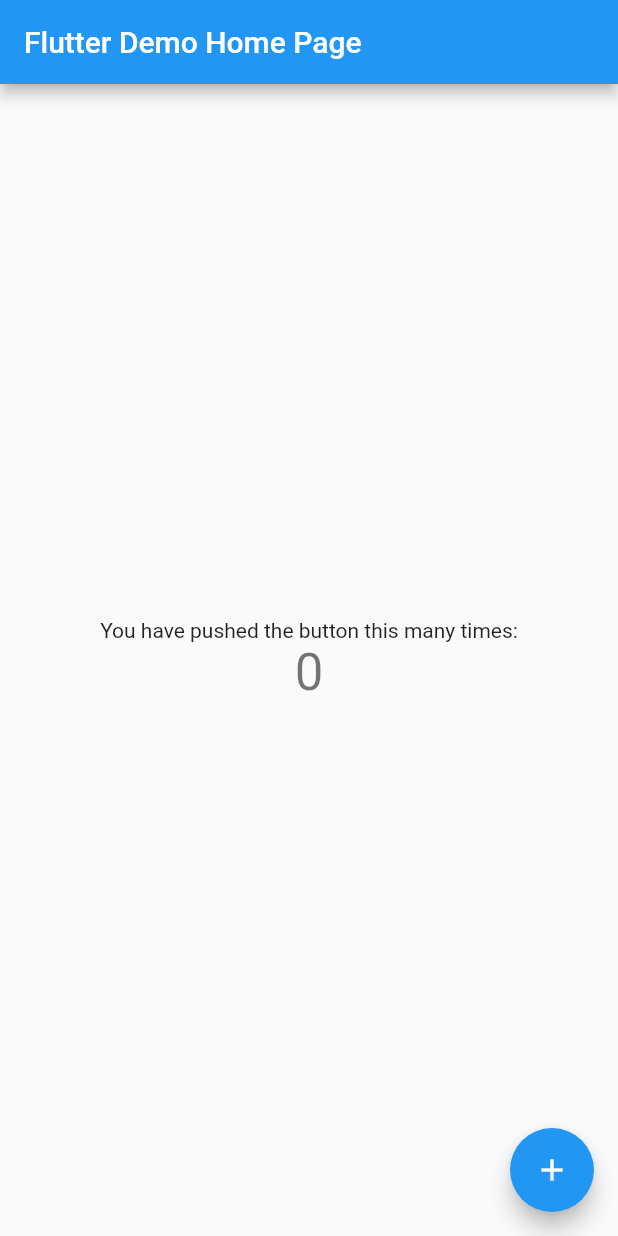
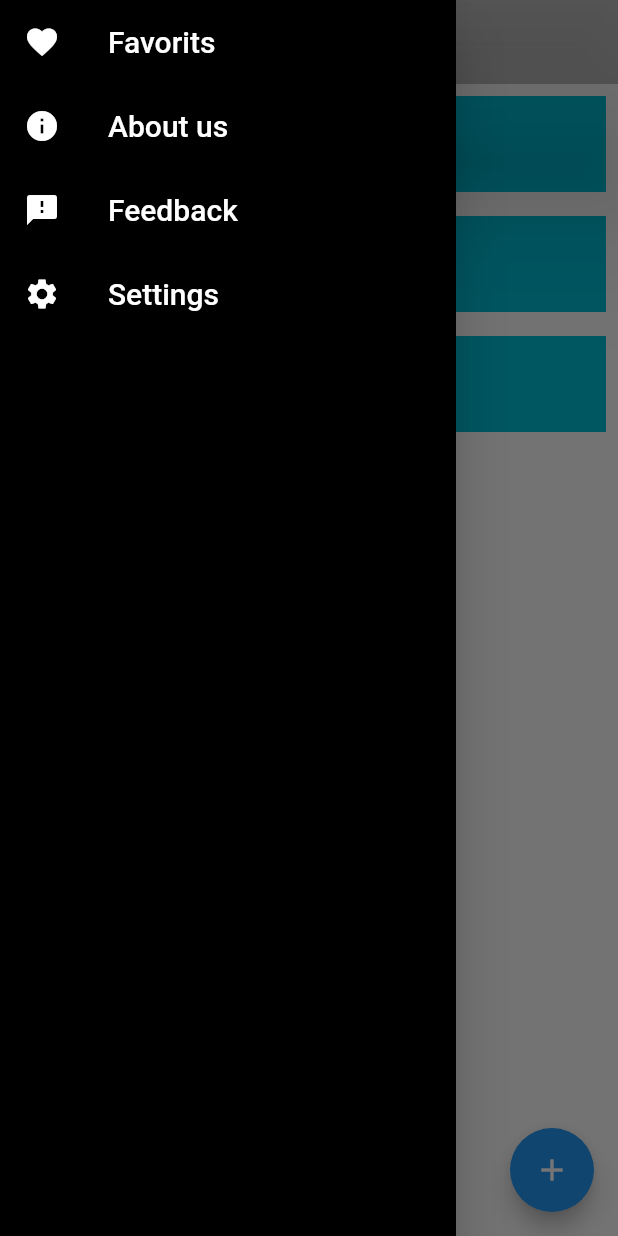
Before and after one commit to Babatundy/Todo_app, a Flutter app: the screen it shows after launch, with the side drawer open (before the commit the screen has no drawer), on a phone screen of 412 x 824 dp. Run offline on Flutter 3.47's test engine with Material 2 defaults, Android fonts, the phone set to English and light mode, and no system bars.

```diff
--- /dev/null
+++ b/lib/Widgets.dart
@@ -0,0 +1,82 @@
+import 'package:flutter/material.dart';
+import 'styles.dart';
+
+//////////////////////////////** for drawer **/////////////////////////////////////////////////////////////
+class Drawer_Widget extends StatelessWidget {
+  @override
+  Widget build(BuildContext context) {
+    return SafeArea(
+      child: Container(
+        color: Colors.black,
+        child: Column(
+          children: [
+            List_item(
+              icon_data: Icons.favorite,
+              text: "Favorits",
+            ),
+            List_item(
+              icon_data: Icons.info,
+              text: "About us",
+            ),
+            List_item(
+              icon_data: Icons.feedback,
+              text: "Feedback",
+            ),
+            List_item(
+              icon_data: Icons.settings,
+              text: "Settings",
+            ),
+          ],
+        ),
+      ),
+    );
+  }
+}
+
+class List_item extends StatelessWidget {
+  List_item({this.icon_data, this.text});
+
+  String text;
+  IconData icon_data;
+
+  @override
+  Widget build(BuildContext context) {
+    return Container(
+      child: ListTile(
+        leading: Icon(
+          icon_data,
+          color: Colors.white,
+        ),
+        title: Text(
+          text,
+          style: textStyle_for_drawer_elements,
+        ),
+        onTap: () => print("fuck"),
+      ),
+    );
+  }
+}
+
+//////////////////////////////** for bottom sheet **/////////////////////////////////////////////////////////////
+class B_Sheet extends StatelessWidget {
+  String task_text;
+
+  @override
+  Widget build(BuildContext context) {
+    return Container(
+      child: Column(
+        children: [
+          TextField(
+            onChanged: (s) {
+              task_text = s;
+            },
+          ),
+          RaisedButton(
+            child: Text("add task"),
+            onPressed: () {},
+          )
+        ],
+      ),
+    );
+  }
+}
--- /dev/null
+++ b/lib/first_screen.dart
@@ -0,0 +1,61 @@
+import 'package:flutter/material.dart';
+import 'package:provider/provider.dart';
+import 'package:todoapp/Widgets.dart';
+import 'models/tasks_list.dart';
+
+List<Task> tasks = [
+  Task(
+    text: "dz",
+    callback: changes().done,
+  ),
+  Task(
+    text: "dz",
+    callback: changes().done,
+  ),
+  Task(
+    text: "dz",
+    callback: changes().done,
+  ),
+];
+
+class Main_screen extends StatelessWidget {
+  @override
+  Widget build(BuildContext context) {
+    return Scaffold(
+      appBar: AppBar(
+        title: Text("Todo"),
+        backgroundColor: Colors.black26,
+        elevation: 40,
+      ),
+      drawer: Drawer(
+        child: Drawer_Widget(),
+      ),
+      body: Center(
+        child: Container(
+          child: ListView.builder(
+            itemCount: tasks.length,
+            itemBuilder: (context, i) {
+              return tasks[i];
+            },
+          ),
+        ),
+      ),
+      floatingActionButton: FloatingActionButton(
+        child: Icon(Icons.add),
+        onPressed: () {
+          showModalBottomSheet(context: context, builder: (context){});
+        },
+      ),
+    );
+  }
+}
+
+class changes with ChangeNotifier {
+  bool fuck = false;
+
+  void done(bool value) {
+    print(value);
+    value = !value;
+    notifyListeners();
+  }
+}
--- a/lib/main.dart
+++ b/lib/main.dart
@@ -1,7 +1,32 @@
 import 'package:flutter/material.dart';
+import 'package:provider/provider.dart';
+import 'package:todoapp/models/tasks_list.dart';
+import 'first_screen.dart';
+import 'models/tasks_list.dart';
 
 void main() {
-  runApp(MyApp());
+  runApp(
+    MaterialApp(
+      initialRoute: "main_screen",
+      routes: {
+        "main_screen": (context) => Main_screen(),
+      },
+    ),
+  );
+}
+/*
+import 'package:flutter/material.dart';
+import 'package:provider/provider.dart';
+
+void main() {
+  runApp(
+    MultiProvider(
+      providers: [
+        ChangeNotifierProvider(create: (_)=>data())
+      ],
+      child: MyApp(),
+    ),
+  );
 }
 
 class MyApp extends StatelessWidget {
@@ -11,103 +36,55 @@ class MyApp extends StatelessWidget {
     return MaterialApp(
       title: 'Flutter Demo',
       theme: ThemeData(
-        // This is the theme of your application.
-        //
-        // Try running your application with "flutter run". You'll see the
-        // application has a blue toolbar. Then, without quitting the app, try
-        // changing the primarySwatch below to Colors.green and then invoke
-        // "hot reload" (press "r" in the console where you ran "flutter run",
-        // or simply save your changes to "hot reload" in a Flutter IDE).
-        // Notice that the counter didn't reset back to zero; the application
-        // is not restarted.
         primarySwatch: Colors.blue,
       ),
-      home: MyHomePage(title: 'Flutter Demo Home Page'),
+      home: MyHomePage(),
     );
   }
 }
 
-class MyHomePage extends StatefulWidget {
-  MyHomePage({Key key, this.title}) : super(key: key);
-
-  // This widget is the home page of your application. It is stateful, meaning
-  // that it has a State object (defined below) that contains fields that affect
-  // how it looks.
-
-  // This class is the configuration for the state. It holds the values (in this
-  // case the title) provided by the parent (in this case the App widget) and
-  // used by the build method of the State. Fields in a Widget subclass are
-  // always marked "final".
-
-  final String title;
-
-  @override
-  _MyHomePageState createState() => _MyHomePageState();
-}
-
-class _MyHomePageState extends State<MyHomePage> {
-  int _counter = 0;
-
-  void _incrementCounter() {
-    setState(() {
-      // This call to setState tells the Flutter framework that something has
-      // changed in this State, which causes it to rerun the build method below
-      // so that the display can reflect the updated values. If we changed
-      // _counter without calling setState(), then the build method would not be
-      // called again, and so nothing would appear to happen.
-      _counter++;
-    });
-  }
+class MyHomePage extends StatelessWidget {
+  int counter = 50;
 
   @override
   Widget build(BuildContext context) {
-    // This method is rerun every time setState is called, for instance as done
-    // by the _incrementCounter method above.
-    //
-    // The Flutter framework has been optimized to make rerunning build methods
-    // fast, so that you can just rebuild anything that needs updating rather
-    // than having to individually change instances of widgets.
+    return ChangeNotifierProvider(
+      create: (context)=>data(),
+      builder: (context,child){
         return Scaffold(
           appBar: AppBar(
-        // Here we take the value from the MyHomePage object that was created by
-        // the App.build method, and use it to set our appbar title.
-        title: Text(widget.title),
+            title: Text("zeez"),
           ),
           body: Center(
-        // Center is a layout widget. It takes a single child and positions it
-        // in the middle of the parent.
             child: Column(
-          // Column is also a layout widget. It takes a list of children and
-          // arranges them vertically. By default, it sizes itself to fit its
-          // children horizontally, and tries to be as tall as its parent.
-          //
-          // Invoke "debug painting" (press "p" in the console, choose the
-          // "Toggle Debug Paint" action from the Flutter Inspector in Android
-          // Studio, or the "Toggle Debug Paint" command in Visual Studio Code)
-          // to see the wireframe for each widget.
-          //
-          // Column has various properties to control how it sizes itself and
-          // how it positions its children. Here we use mainAxisAlignment to
-          // center the children vertically; the main axis here is the vertical
-          // axis because Columns are vertical (the cross axis would be
-          // horizontal).
               mainAxisAlignment: MainAxisAlignment.center,
               children: <Widget>[
                 Text(
                   'You have pushed the button this many times:',
                 ),
                 Text(
-              '$_counter',
+                  '${Provider.of<data>(context).counter}',
                   style: Theme.of(context).textTheme.headline4,
                 ),
               ],
             ),
           ),
           floatingActionButton: FloatingActionButton(
-        onPressed: _incrementCounter,
+            onPressed: () => Provider.of<data>(context,listen: false).increment(),
             tooltip: 'Increment',
             child: Icon(Icons.add),
-      ), // This trailing comma makes auto-formatting nicer for build methods.
+          ),
+        );
+      },
     );
   }
 }
+
+class data with ChangeNotifier {
+  int counter = 0;
+
+  void increment() {
+    counter++;
+    notifyListeners();
+  }
+}*/
--- /dev/null
+++ b/lib/models/tasks_list.dart
@@ -0,0 +1,43 @@
+import 'package:flutter/material.dart';
+import 'package:provider/provider.dart';
+
+class Task extends StatelessWidget {
+  String text;
+  bool valuee = false;
+ Function callback;
+  Task({this.text,this.callback});
+
+  @override
+  Widget build(BuildContext context) {
+    return ChangeNotifierProvider(
+      create: (context)=>changes(),
+      builder: (context,child){
+        return Container(
+          margin: EdgeInsets.all(8),
+          padding: EdgeInsets.all(8),
+          color: Colors.cyan,
+          child: Row(
+            children: [
+              Checkbox(
+                value: Provider.of<changes>(context).fuck,
+                onChanged: (b){
+                  Provider.of<changes>(context,listen: false).done(b);
+                },
+              ),
+              Text(text)
+            ],
+          ),
+        );
+      },
+
+    );
+  }
+}
+class changes with ChangeNotifier{
+  bool fuck=false;
+  void done(bool value){
+    print(fuck);
+    fuck=value;
+    notifyListeners();
+  }
+}
--- /dev/null
+++ b/lib/pop_down_menu.dart
@@ -0,0 +1 @@
+import 'package:flutter/material.dart';
--- /dev/null
+++ b/lib/styles.dart
@@ -0,0 +1,4 @@
+import 'package:flutter/material.dart';
+const TextStyle textStyle_for_drawer_elements=TextStyle(
+  fontSize: 20,color: Colors.white
+);
--- a/pubspec.yaml
+++ b/pubspec.yaml
@@ -28,6 +28,8 @@ dependencies:
   # The following adds the Cupertino Icons font to your application.
   # Use with the CupertinoIcons class for iOS style icons.
   cupertino_icons: ^1.0.2
+  flutter_neumorphic: ^3.1.0
+  provider: ^5.0.0
 
 dev_dependencies:
   flutter_test:
```
Also changed, not shown: pubspec.lock, 1 other file. Lines whose indentation alone changed are shown as unchanged.
